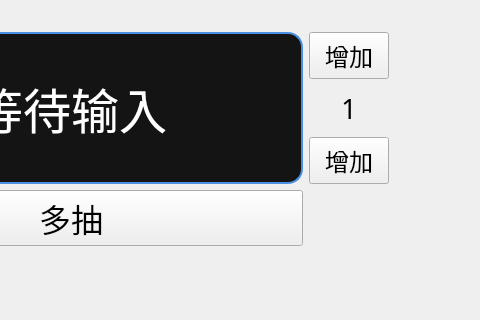
First picture: the form in ui/WidgetMulti.ui, repository HQZ-OhNone/randname, before the edit; both pictures show x 252 to 732 and y 132 to 452 of the 732 by 542 pixel window.
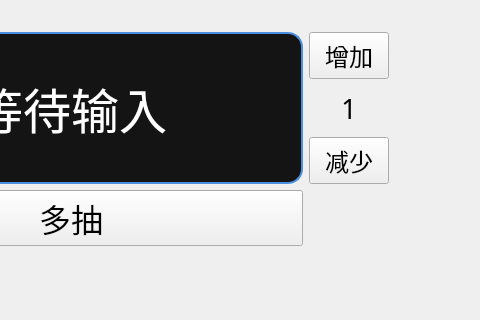
Second picture: the form after the edit.

Commit message: 3.1.3[upgrade]_修复界面，同时测试Actions

What changed in the file:
```diff
--- a/ui/WidgetMulti.ui
+++ b/ui/WidgetMulti.ui
@@ -102,7 +102,7 @@
 </string>
        </property>
        <property name="text">
-        <string>增加</string>
+        <string>减少</string>
        </property>
       </widget>
      </item>
```
